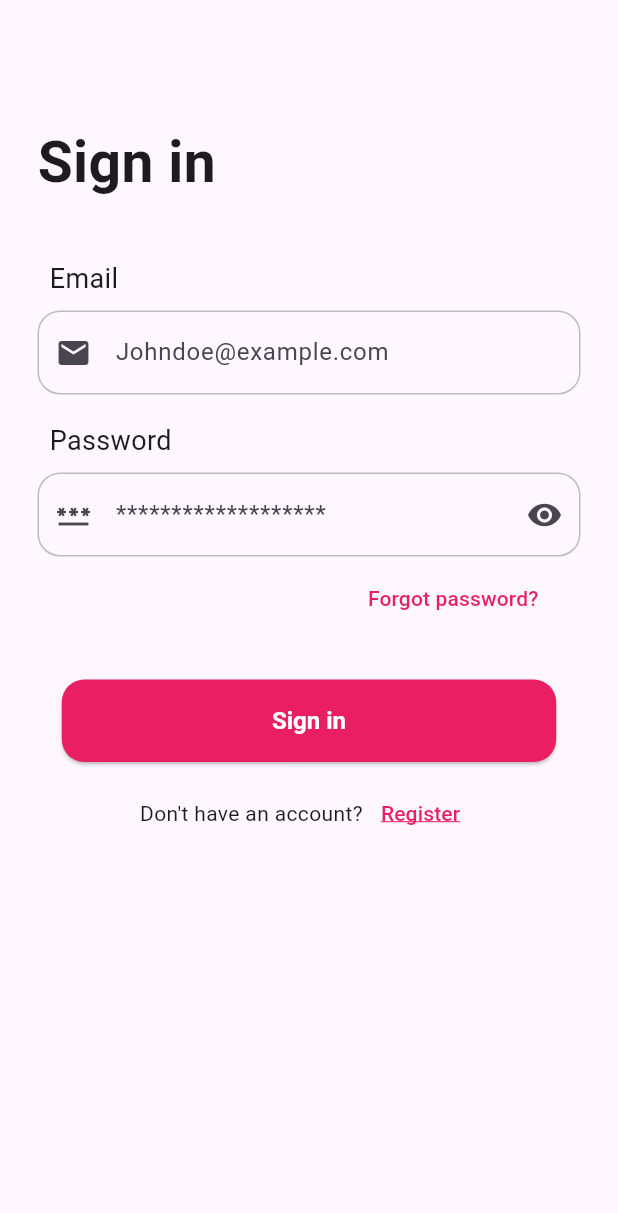
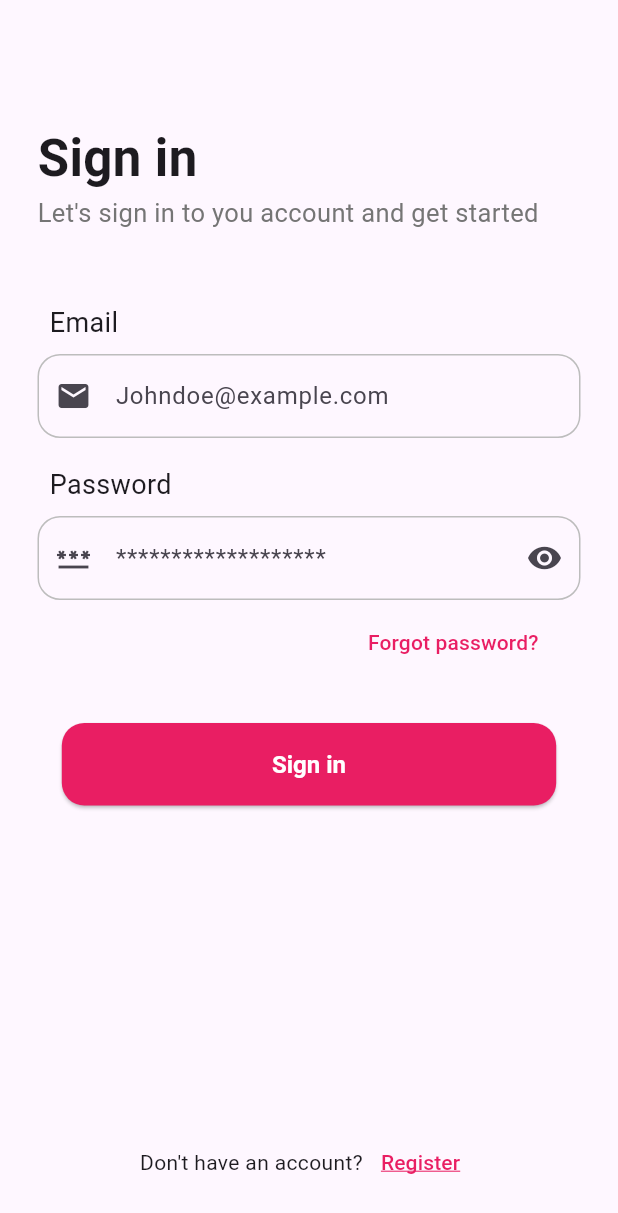
Before and after one commit to ihebmeftah/nestjs_events, a Flutter app: the screen it shows after launch, on a phone screen of 412 x 824 dp. Shown: the top 1213 px of the screen. Run offline on Flutter 3.47's test engine with Material 3 defaults, Android fonts, the phone set to English and light mode, and no system bars; our stand-ins replace get.

Commit message:
hot fixes

```diff
--- a/front_flutter/lib/app/modules/login/views/login_view.dart
+++ b/front_flutter/lib/app/modules/login/views/login_view.dart
@@ -20,10 +20,18 @@ class LoginView extends GetView<LoginController> {
             children: [
               const Text(
                 "Sign in",
-                style: TextStyle(fontSize: 38, fontWeight: FontWeight.bold),
+                style: TextStyle(fontSize: 34, fontWeight: FontWeight.bold),
               ),
-              const SizedBox(height: 30),
-              Form(
+              Text(
+                "Let's sign in to you account and get started",
+                style: TextStyle(
+                    fontSize: 17,
+                    fontWeight: FontWeight.w400,
+                    color: Colors.grey.shade600),
+              ),
+              const SizedBox(height: 40),
+              Expanded(
+                child: Form(
                     key: controller.siginFormkey,
                     child: Column(
                       children: [
@@ -52,8 +60,11 @@ class LoginView extends GetView<LoginController> {
                         ElevatedButton(
                             onPressed: controller.onSignIn,
                             child: const Text("Sign in")),
-                      const SizedBox(height: 10),
-                      Row(
+                      ],
+                    )),
+              ),
+              SafeArea(
+                child: Row(
                   mainAxisAlignment: MainAxisAlignment.center,
                   children: [
                     const Text("Don't have an account?"),
@@ -66,9 +77,8 @@ class LoginView extends GetView<LoginController> {
                               decorationColor: Colors.pink),
                         ))
                   ],
+                ),
               )
-                    ],
-                  ))
             ],
           ),
         ));
```
Lines whose indentation alone changed are shown as unchanged.
